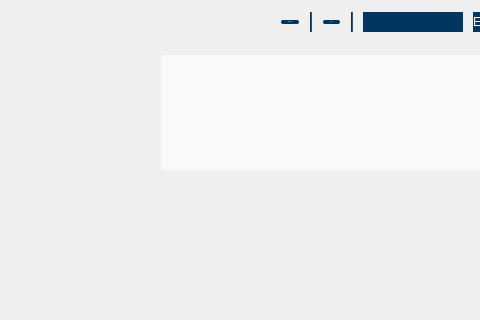
open-eid/qdigidoc, file crypto/ui/MainWindow.ui: the form before one commit; both pictures show x 82 to 562 and y 0 to 320 of the 650 by 540 pixel window.
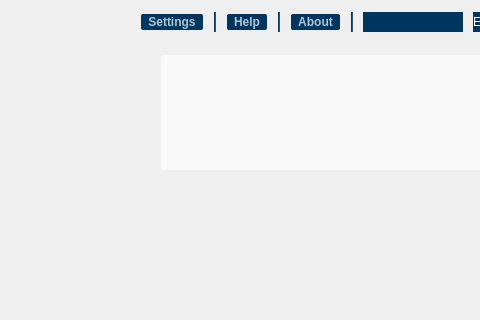
The form after the commit. Icons and pictures are not drawn. Custom widgets are drawn as their Qt base class.

Commit message:
add about dialog
Ticket: #382

What changed in the file:
```diff
--- a/crypto/ui/MainWindow.ui
+++ b/crypto/ui/MainWindow.ui
@@ -78,7 +78,7 @@
 { background-color: qlineargradient(x1: 0, y1: 0, x2: 0, y2: 1, stop: 0 #A3AFC0, stop: 0.75 #80909D); }
 
 /* header */
-#headerLine, #headerLine2
+#headerLine, #headerLine2, #headerLine3
 { background-color: #00355F; }
 
 #cards, #languages
@@ -102,7 +102,7 @@
 #cards::drop-down, #languages::drop-down
 { border: 0px; }
 
-#settings, #help
+#settings, #help, #about
 {
 background-color: #00355F;
 color: #afc6d1;
@@ -195,15 +195,6 @@
         </item>
         <item>
          <widget class="QPushButton" name="settings">
-          <property name="font">
-           <font>
-            <family>Arial, Liberation Sans</family>
-            <pointsize>-1</pointsize>
-            <weight>75</weight>
-            <italic>false</italic>
-            <bold>true</bold>
-           </font>
-          </property>
           <property name="text">
            <string>Settings</string>
           </property>
@@ -227,15 +218,6 @@
         </item>
         <item>
          <widget class="QPushButton" name="help">
-          <property name="font">
-           <font>
-            <family>Arial, Liberation Sans</family>
-            <pointsize>-1</pointsize>
-            <weight>75</weight>
-            <italic>false</italic>
-            <bold>true</bold>
-           </font>
-          </property>
           <property name="text">
            <string>Help</string>
           </property>
@@ -257,6 +239,29 @@
           </property>
          </widget>
         </item>
+        <item>
+         <widget class="QPushButton" name="about">
+          <property name="text">
+           <string>About</string>
+          </property>
+         </widget>
+        </item>
+        <item>
+         <widget class="Line" name="headerLine3">
+          <property name="maximumSize">
+           <size>
+            <width>2</width>
+            <height>20</height>
+           </size>
+          </property>
+          <property name="frameShadow">
+           <enum>QFrame::Plain</enum>
+          </property>
+          <property name="orientation">
+           <enum>Qt::Vertical</enum>
+          </property>
+         </widget>
+        </item>
         <item>
          <widget class="ComboBox" name="cards">
           <property name="minimumSize">
```
The commit also changes 11 other files.
